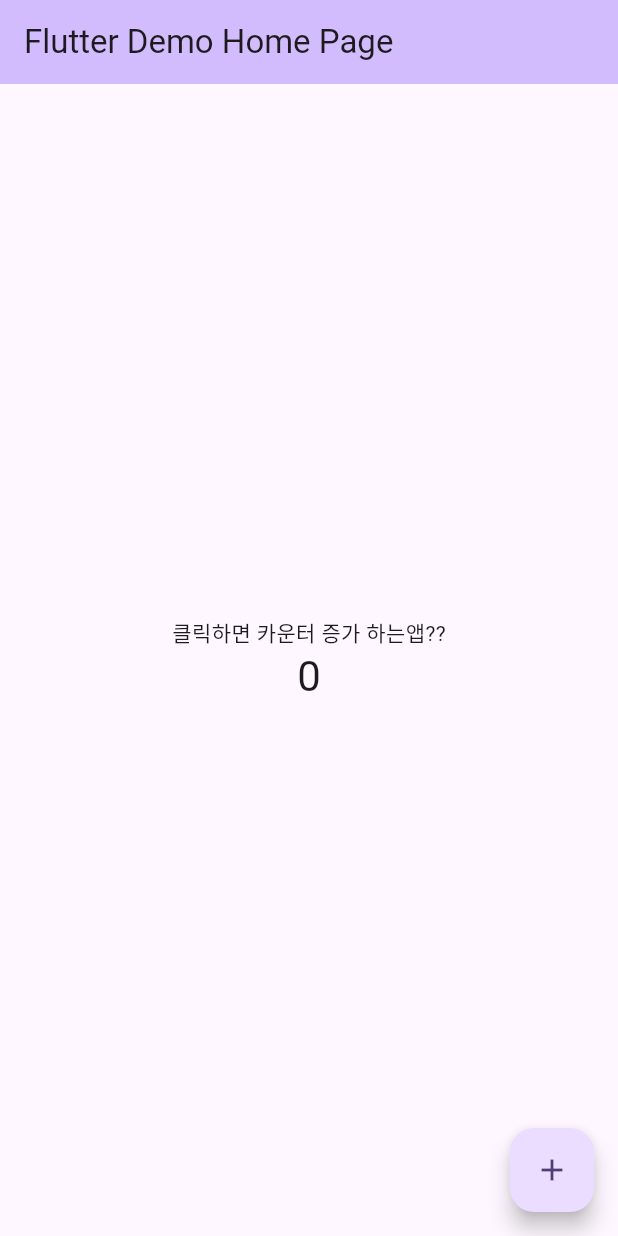
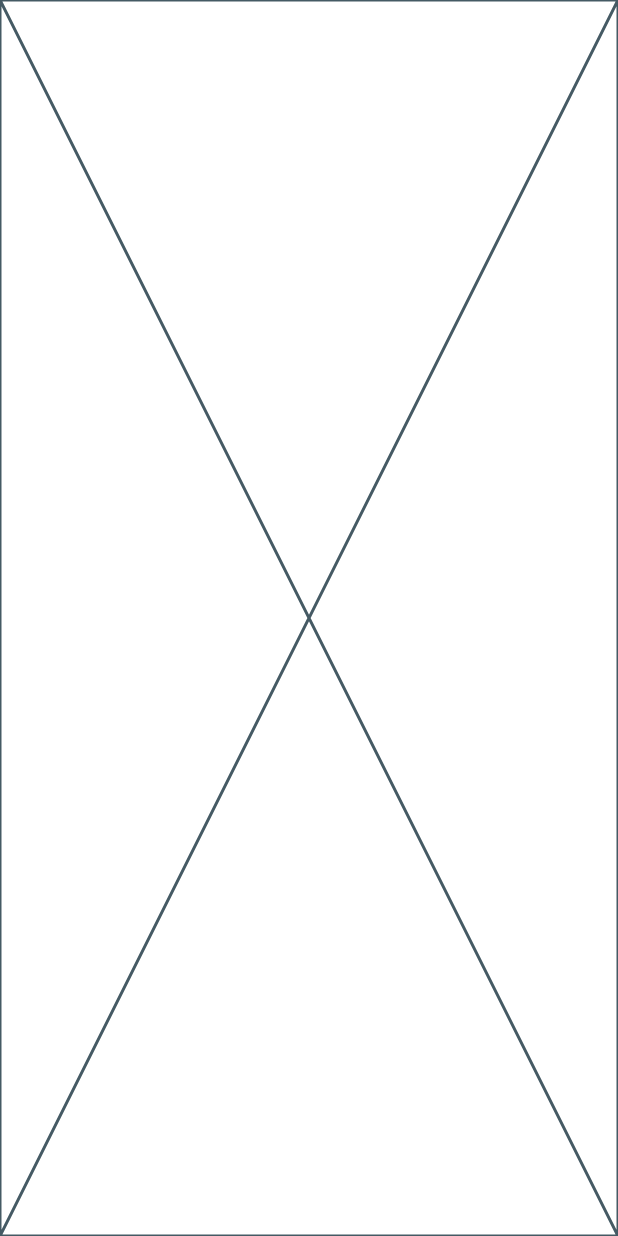
Before and after one commit to OSS0302/frist_flutter_app, a Flutter app: the screen it shows after launch, on a phone screen of 412 x 824 dp. Run offline on Flutter 3.47's test engine with Material 3 defaults, Android fonts, the phone set to English and light mode, and no system bars.

Commit message:
013_ StatefulWidget 을 사용하여 화면의 뼈대 만들기

```diff
--- a/lib/main.dart
+++ b/lib/main.dart
@@ -13,113 +13,25 @@ class MyApp extends StatelessWidget {
     return MaterialApp(
       title: 'Flutter Demo',
       theme: ThemeData(
-        // This is the theme of your application.
-        //
-        // TRY THIS: Try running your application with "flutter run". You'll see
-        // the application has a purple toolbar. Then, without quitting the app,
-        // try changing the seedColor in the colorScheme below to Colors.green
-        // and then invoke "hot reload" (save your changes or press the "hot
-        // reload" button in a Flutter-supported IDE, or press "r" if you used
-        // the command line to start the app).
-        //
-        // Notice that the counter didn't reset back to zero; the application
-        // state is not lost during the reload. To reset the state, use hot
-        // restart instead.
-        //
-        // This works for code too, not just values: Most code changes can be
-        // tested with just a hot reload.
+
         colorScheme: ColorScheme.fromSeed(seedColor: Colors.deepPurple),
         useMaterial3: true,
       ),
-      home: const MyHomePage(title: 'Flutter Demo Home Page'),
+      home: const MyHomePage(),
     );
   }
 }
 
 class MyHomePage extends StatefulWidget {
-  const MyHomePage({super.key, required this.title});
-
-  // This widget is the home page of your application. It is stateful, meaning
-  // that it has a State object (defined below) that contains fields that affect
-  // how it looks.
-
-  // This class is the configuration for the state. It holds the values (in this
-  // case the title) provided by the parent (in this case the App widget) and
-  // used by the build method of the State. Fields in a Widget subclass are
-  // always marked "final".
-
-  final String title;
+  const MyHomePage({super.key});
 
   @override
   State<MyHomePage> createState() => _MyHomePageState();
 }
 
 class _MyHomePageState extends State<MyHomePage> {
-  int _counter = 0;
-
-  void _incrementCounter() {
-    setState(() {
-      // This call to setState tells the Flutter framework that something has
-      // changed in this State, which causes it to rerun the build method below
-      // so that the display can reflect the updated values. If we changed
-      // _counter without calling setState(), then the build method would not be
-      // called again, and so nothing would appear to happen.
-      _counter++;
-    });
-  }
-
   @override
   Widget build(BuildContext context) {
-    // This method is rerun every time setState is called, for instance as done
-    // by the _incrementCounter method above.
-    //
-    // The Flutter framework has been optimized to make rerunning build methods
-    // fast, so that you can just rebuild anything that needs updating rather
-    // than having to individually change instances of widgets.
-    return Scaffold(
-      appBar: AppBar(
-        // TRY THIS: Try changing the color here to a specific color (to
-        // Colors.amber, perhaps?) and trigger a hot reload to see the AppBar
-        // change color while the other colors stay the same.
-        backgroundColor: Theme.of(context).colorScheme.inversePrimary,
-        // Here we take the value from the MyHomePage object that was created by
-        // the App.build method, and use it to set our appbar title.
-        title: Text(widget.title),
-      ),
-      body: Center(
-        // Center is a layout widget. It takes a single child and positions it
-        // in the middle of the parent.
-        child: Column(
-          // Column is also a layout widget. It takes a list of children and
-          // arranges them vertically. By default, it sizes itself to fit its
-          // children horizontally, and tries to be as tall as its parent.
-          //
-          // Column has various properties to control how it sizes itself and
-          // how it positions its children. Here we use mainAxisAlignment to
-          // center the children vertically; the main axis here is the vertical
-          // axis because Columns are vertical (the cross axis would be
-          // horizontal).
-          //
-          // TRY THIS: Invoke "debug painting" (choose the "Toggle Debug Paint"
-          // action in the IDE, or press "p" in the console), to see the
-          // wireframe for each widget.
-          mainAxisAlignment: MainAxisAlignment.center,
-          children: <Widget>[
-            const Text(
-              '클릭하면 카운터 증가 하는앱??',
-            ),
-            Text(
-              '$_counter',
-              style: Theme.of(context).textTheme.headlineMedium,
-            ),
-          ],
-        ),
-      ),
-      floatingActionButton: FloatingActionButton(
-        onPressed: _incrementCounter,
-        tooltip: 'Increment',
-        child: const Icon(Icons.add),
-      ), // This trailing comma makes auto-formatting nicer for build methods.
-    );
+    return const Placeholder();
   }
 }
```
